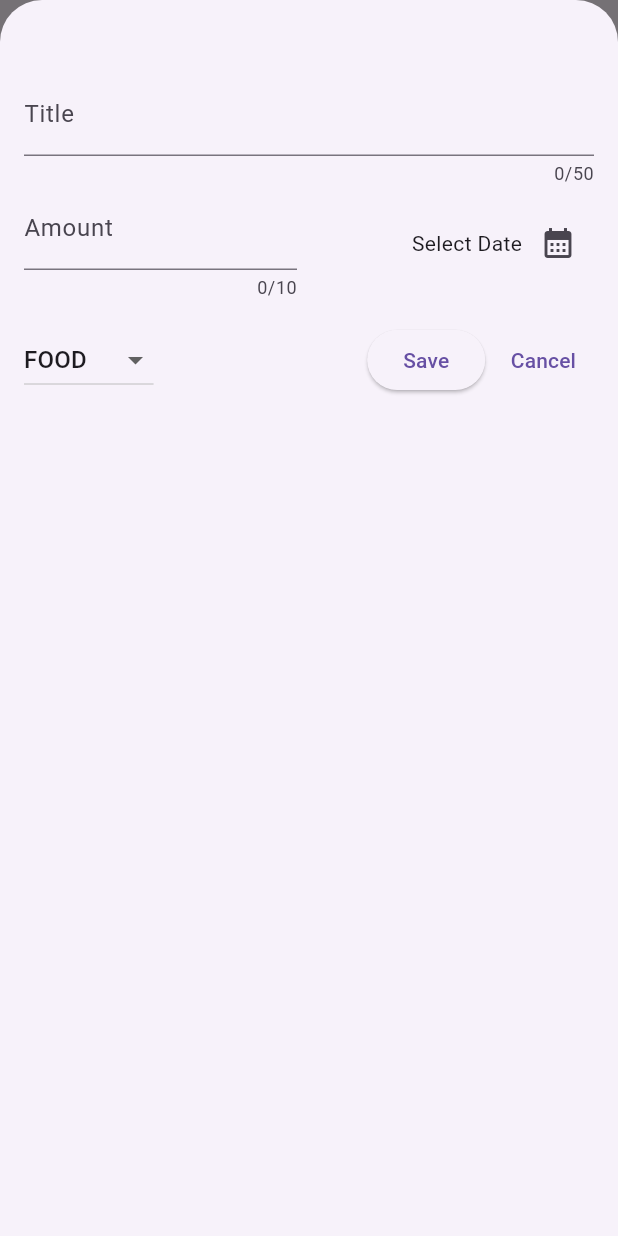
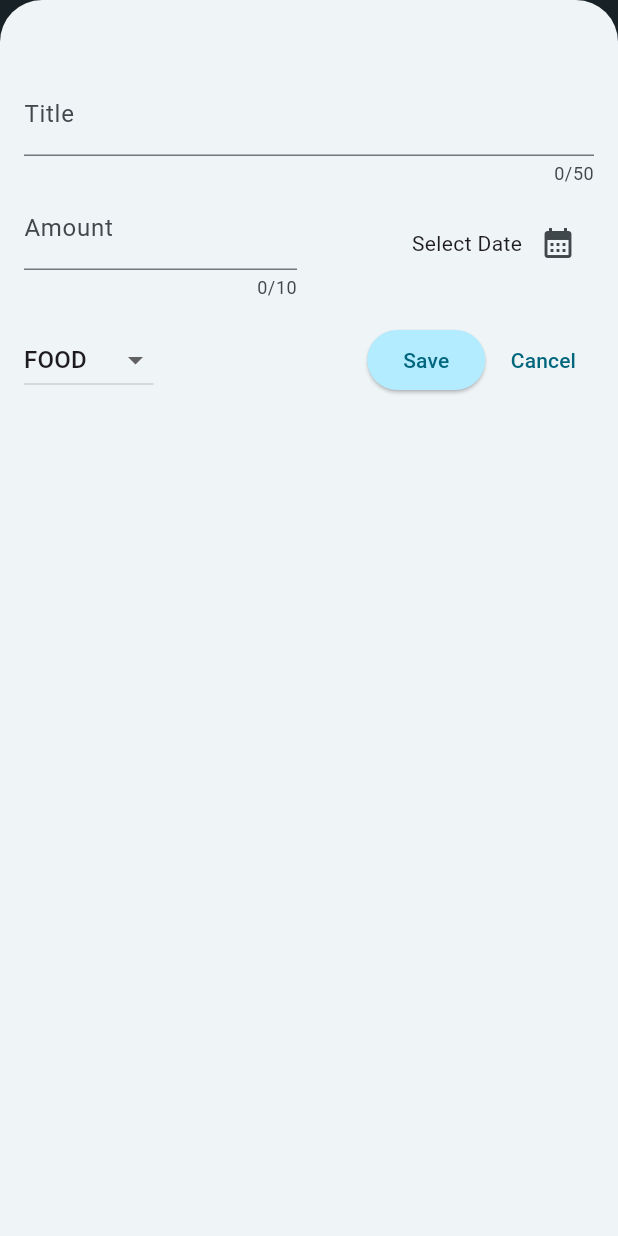
Before and after one commit to rohankumar141414/ExpenseTracker-Flutter, a Flutter app: the screen it shows after launch, after a tap on the "add" icon, on a phone screen of 412 x 824 dp. Run offline on Flutter 3.47's test engine with Material 3 defaults, Android fonts, the phone set to English and light mode, and no system bars.

Commit message:
Application completed

```diff
--- a/expense_tracker/lib/main.dart
+++ b/expense_tracker/lib/main.dart
@@ -1,10 +1,67 @@
 import 'package:flutter/material.dart';
 import 'package:expense_tracker/widgets/expenses.dart';
 
+var kColorScheme = ColorScheme.fromSeed(
+  seedColor: const Color.fromARGB(255, 34, 107, 127),
+);
+
+var kDarkColorScheme = ColorScheme.fromSeed(
+  brightness: Brightness.dark,
+  seedColor: const Color.fromARGB(255, 34, 107, 127),
+);
+
 void main() {
   runApp(
-    const MaterialApp(
-      home: Expenses()
+    MaterialApp(
+      darkTheme: ThemeData.dark().copyWith(
+        colorScheme: kDarkColorScheme,
+        // appBarTheme: const AppBarTheme().copyWith(
+        //   backgroundColor: kDarkColorScheme.primaryContainer,
+        //   foregroundColor: kDarkColorScheme.onPrimaryContainer,
+        // ),
+        cardTheme: const CardTheme().copyWith(
+          color: kDarkColorScheme.secondaryContainer,
+          margin: const EdgeInsets.all(8),
+        ),
+        elevatedButtonTheme: ElevatedButtonThemeData(
+          style: ElevatedButton.styleFrom(
+            backgroundColor: kDarkColorScheme.primaryContainer,
+          ),
+        ),
+        textTheme: ThemeData().textTheme.copyWith(
+              titleLarge: const TextStyle(
+                fontWeight: FontWeight.normal,
+                fontSize: 16,
+              ),
+              titleMedium: TextStyle(
+                color: kDarkColorScheme.onSecondaryContainer,
+              ),
+            ),
+      ),
+      theme: ThemeData().copyWith(
+        colorScheme: kColorScheme,
+        appBarTheme: const AppBarTheme().copyWith(
+          backgroundColor: kColorScheme.onSecondaryContainer,
+          foregroundColor: kColorScheme.secondaryContainer,
+        ),
+        cardTheme: const CardTheme().copyWith(
+          color: kColorScheme.secondaryContainer,
+          margin: const EdgeInsets.all(8),
+        ),
+        elevatedButtonTheme: ElevatedButtonThemeData(
+          style: ElevatedButton.styleFrom(
+            backgroundColor: kColorScheme.primaryContainer,
+          ),
+        ),
+        textTheme: ThemeData().textTheme.copyWith(
+              titleLarge: const TextStyle(
+                fontWeight: FontWeight.normal,
+                fontSize: 16,
+              ),
+            ),
+      ),
+      themeMode: ThemeMode.system,
+      home: const Expenses(),
     ),
   );
 }
--- a/expense_tracker/lib/models/expense.dart
+++ b/expense_tracker/lib/models/expense.dart
@@ -5,7 +5,7 @@ import 'package:intl/intl.dart';
 const uuid = Uuid();
 final formatter = DateFormat.yMd();
 
-enum Category {food, travel, leisure, work}
+enum Category { food, travel, leisure, work }
 
 const categoryIcons = {
   Category.food: Icons.lunch_dining,
@@ -28,7 +28,32 @@ class Expense {
   final DateTime date;
   final Category category;
 
-  String get  formattedDate {
+  String get formattedDate {
     return formatter.format(date);
   }
 }
+
+class ExpenseBucket {
+  const ExpenseBucket({
+    required this.category,
+    required this.expenses,
+  });
+
+  ExpenseBucket.forCategory(List<Expense> allExpenses, this.category)
+      : expenses = allExpenses
+            .where((expense) => expense.category == category)
+            .toList();
+
+  final Category category;
+  final List<Expense> expenses;
+
+  double get totalExpenses {
+    double sum = 0;
+
+    for (final it in expenses) {
+      sum += it.amount;
+    }
+
+    return sum;
+  }
+}
--- /dev/null
+++ b/expense_tracker/lib/widgets/chart/chart.dart
@@ -0,0 +1,95 @@
+import 'package:flutter/material.dart';
+
+import 'package:expense_tracker/widgets/chart/chart_bar.dart';
+import 'package:expense_tracker/models/expense.dart';
+
+class Chart extends StatelessWidget {
+  const Chart({super.key, required this.expenses});
+
+  final List<Expense> expenses;
+
+  List<ExpenseBucket> get buckets {
+    return [
+      ExpenseBucket.forCategory(expenses, Category.food),
+      ExpenseBucket.forCategory(expenses, Category.leisure),
+      ExpenseBucket.forCategory(expenses, Category.travel),
+      ExpenseBucket.forCategory(expenses, Category.work),
+    ];
+  }
+
+  double get maxTotalExpense {
+    double maxTotalExpense = 0;
+
+    for (final bucket in buckets) {
+      if (bucket.totalExpenses > maxTotalExpense) {
+        maxTotalExpense = bucket.totalExpenses;
+      }
+    }
+
+    return maxTotalExpense;
+  }
+
+  @override
+  Widget build(BuildContext context) {
+    final isDarkMode =
+        MediaQuery.of(context).platformBrightness == Brightness.dark;
+    return Container(
+      margin: const EdgeInsets.all(16),
+      padding: const EdgeInsets.symmetric(
+        vertical: 16,
+        horizontal: 8,
+      ),
+      width: double.infinity,
+      height: 180,
+      decoration: BoxDecoration(
+        borderRadius: BorderRadius.circular(8),
+        gradient: LinearGradient(
+          colors: [
+            Theme.of(context).colorScheme.primary.withOpacity(0.3),
+            Theme.of(context).colorScheme.primary.withOpacity(0.0)
+          ],
+          begin: Alignment.bottomCenter,
+          end: Alignment.topCenter,
+        ),
+      ),
+      child: Column(
+        children: [
+          Expanded(
+            child: Row(
+              crossAxisAlignment: CrossAxisAlignment.end,
+              children: [
+                for (final bucket in buckets) // alternative to map()
+                  ChartBar(
+                    fill: bucket.totalExpenses == 0
+                        ? 0
+                        : bucket.totalExpenses / maxTotalExpense,
+                  )
+              ],
+            ),
+          ),
+          const SizedBox(height: 12),
+          Row(
+            children: buckets
+                .map(
+                  (bucket) => Expanded(
+                    child: Padding(
+                      padding: const EdgeInsets.symmetric(horizontal: 4),
+                      child: Icon(
+                        categoryIcons[bucket.category],
+                        color: isDarkMode
+                            ? Theme.of(context).colorScheme.secondary
+                            : Theme.of(context)
+                                .colorScheme
+                                .primary
+                                .withOpacity(0.7),
+                      ),
+                    ),
+                  ),
+                )
+                .toList(),
+          )
+        ],
+      ),
+    );
+  }
+}
--- /dev/null
+++ b/expense_tracker/lib/widgets/chart/chart_bar.dart
@@ -0,0 +1,34 @@
+import 'package:flutter/material.dart';
+
+class ChartBar extends StatelessWidget {
+  const ChartBar({
+    super.key,
+    required this.fill,
+  });
+
+  final double fill;
+
+  @override
+  Widget build(BuildContext context) {
+    final isDarkMode =
+        MediaQuery.of(context).platformBrightness == Brightness.dark;
+    return Expanded(
+      child: Padding(
+        padding: const EdgeInsets.symmetric(horizontal: 4),
+        child: FractionallySizedBox(
+          heightFactor: fill,
+          child: DecoratedBox(
+            decoration: BoxDecoration(
+              shape: BoxShape.rectangle,
+              borderRadius:
+                  const BorderRadius.vertical(top: Radius.circular(8)),
+              color: isDarkMode
+                  ? Theme.of(context).colorScheme.secondary
+                  : Theme.of(context).colorScheme.primary.withOpacity(0.65),
+            ),
+          ),
+        ),
+      ),
+    );
+  }
+}
--- a/expense_tracker/lib/widgets/expenses-list/expense_item.dart
+++ b/expense_tracker/lib/widgets/expenses-list/expense_item.dart
@@ -8,6 +8,8 @@ class ExpenseItem extends StatelessWidget {
 
   @override
   Widget build(BuildContext context) {
+    final isDarkMode =
+        MediaQuery.of(context).platformBrightness == Brightness.dark;
     return Card(
       child: Padding(
         padding: const EdgeInsets.symmetric(
@@ -15,20 +17,40 @@ class ExpenseItem extends StatelessWidget {
           vertical: 16,
         ),
         child: Column(
+          crossAxisAlignment: CrossAxisAlignment.start,
           children: [
-            Text(expense.title),
+            Text(
+              expense.title,
+              style: Theme.of(context).textTheme.titleMedium,
+            ),
             const SizedBox(
               height: 5,
             ),
             Row(
               children: [
-                Text('₹${expense.amount.toStringAsFixed(2)}'),
+                Text(
+                  '₹${expense.amount.toStringAsFixed(2)}',
+                  style: Theme.of(context).textTheme.titleMedium,
+                ),
                 const Spacer(),
                 Row(
                   children: [
-                    Icon(categoryIcons[expense.category]),
-                    const SizedBox(width: 8,),
-                    Text(expense.formattedDate),
+                    Icon(
+                      categoryIcons[expense.category],
+                      color: isDarkMode
+                          ? Theme.of(context).colorScheme.secondary
+                          : Theme.of(context)
+                              .colorScheme
+                              .primary
+                              .withOpacity(0.7),
+                    ),
+                    const SizedBox(
+                      width: 8,
+                    ),
+                    Text(
+                      expense.formattedDate,
+                      style: Theme.of(context).textTheme.titleMedium,
+                    ),
                   ],
                 ),
               ],
--- a/expense_tracker/lib/widgets/expenses-list/expense_list.dart
+++ b/expense_tracker/lib/widgets/expenses-list/expense_list.dart
@@ -6,11 +6,11 @@ class ExpenseList extends StatelessWidget {
   ExpenseList({
     super.key,
     required this.expenses,
-    required this.removeExpense,
+    required this.onRemoveExpense,
   });
 
   final List<Expense> expenses;
-  void Function(Expense expense) removeExpense;
+  void Function(Expense expense) onRemoveExpense;
 
   @override
   Widget build(BuildContext context) {
@@ -18,10 +18,14 @@ class ExpenseList extends StatelessWidget {
       itemCount: expenses.length,
       itemBuilder: (context, idx) => Dismissible(
         onDismissed: (direction) {
-          removeExpense(
+          onRemoveExpense(
             expenses[idx],
           );
         },
+        background: Container(
+          color: Theme.of(context).colorScheme.error.withOpacity(0.25),
+          margin: const EdgeInsets.symmetric(horizontal: 15),
+        ),
         key: ValueKey(expenses[idx]),
         child: ExpenseItem(expenses[idx]),
       ),
--- a/expense_tracker/lib/widgets/expenses.dart
+++ b/expense_tracker/lib/widgets/expenses.dart
@@ -1,8 +1,8 @@
+import 'package:expense_tracker/widgets/chart/chart.dart';
 import 'package:expense_tracker/widgets/expenses-list/expense_list.dart';
 import 'package:expense_tracker/widgets/new_expense.dart';
 import 'package:flutter/material.dart';
 import 'package:expense_tracker/models/expense.dart';
-import 'package:flutter/services.dart';
 
 class Expenses extends StatefulWidget {
   const Expenses({super.key});
@@ -79,7 +79,7 @@ class _ExpensesState extends State<Expenses> {
     if (registeredExpenses.isNotEmpty) {
       mainContent = ExpenseList(
         expenses: registeredExpenses,
-        removeExpense: _removeExpense,
+        onRemoveExpense: _removeExpense,
       );
     }
     return Scaffold(
@@ -95,7 +95,7 @@ class _ExpensesState extends State<Expenses> {
       body: Column(
         children: [
           const SizedBox(height: 20,),
-          const Text("Space for Chart Display"),
+          Chart(expenses: registeredExpenses),
           Expanded(
             child: mainContent,
           ),
--- a/expense_tracker/lib/widgets/new_expense.dart
+++ b/expense_tracker/lib/widgets/new_expense.dart
@@ -81,6 +81,7 @@ class _NewExpenseState extends State<NewExpense> {
     return Padding(
       padding: const EdgeInsets.fromLTRB(16, 48, 16, 16),
       child: Column(
+        // crossAxisAlignment: CrossAxisAlignment.start,
         children: [
           TextField(
             controller: _titleController,
```
